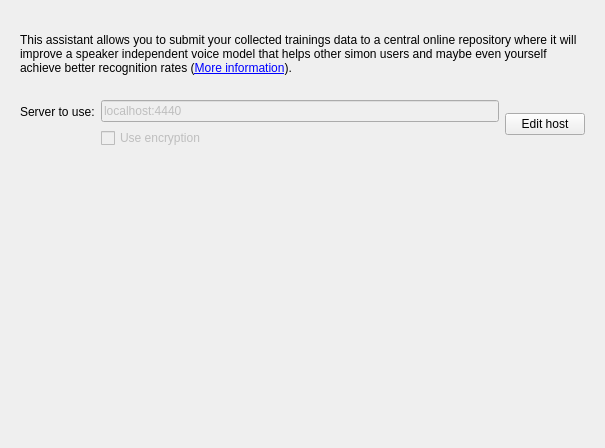
First picture: the form in simon/src/simonsampleshare/sampleshare.ui, repository KDE/simon, before the edit.
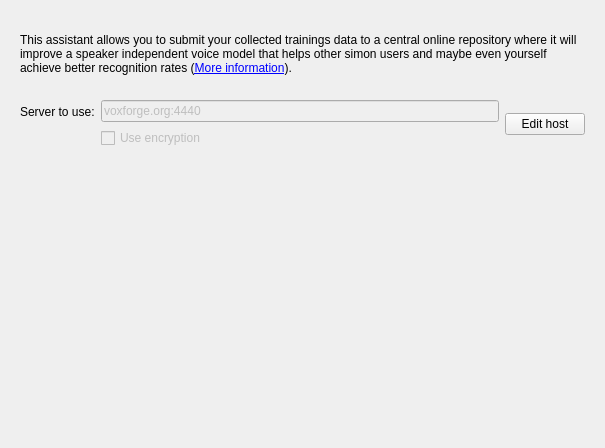
Second picture: the form after the edit. Custom widgets are drawn as their Qt base class.

Commit message: Changing default host to voxforge.org

The edit to the form file:
```diff
--- a/simon/src/simonsampleshare/sampleshare.ui
+++ b/simon/src/simonsampleshare/sampleshare.ui
@@ -80,7 +80,7 @@
               <bool>false</bool>
              </property>
              <property name="text">
-              <string>localhost:4440</string>
+              <string>voxforge.org:4440</string>
              </property>
             </widget>
            </item>
```
